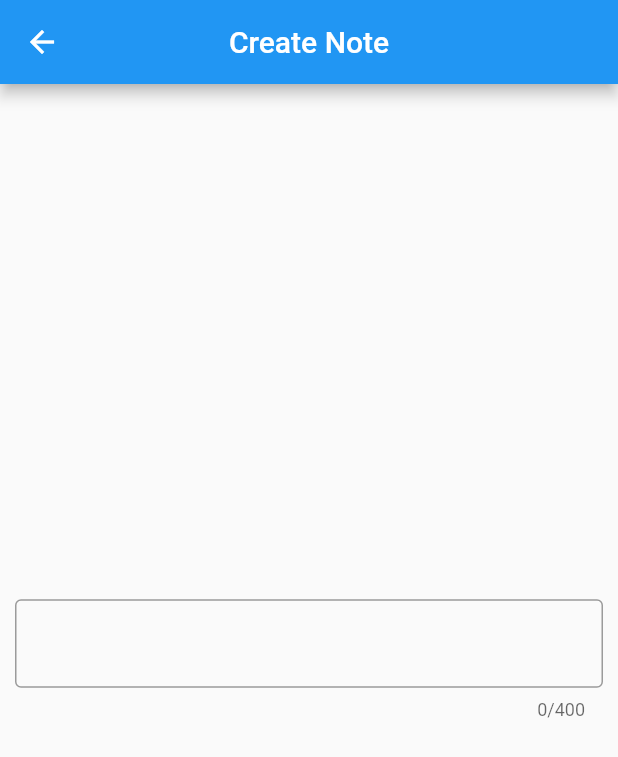
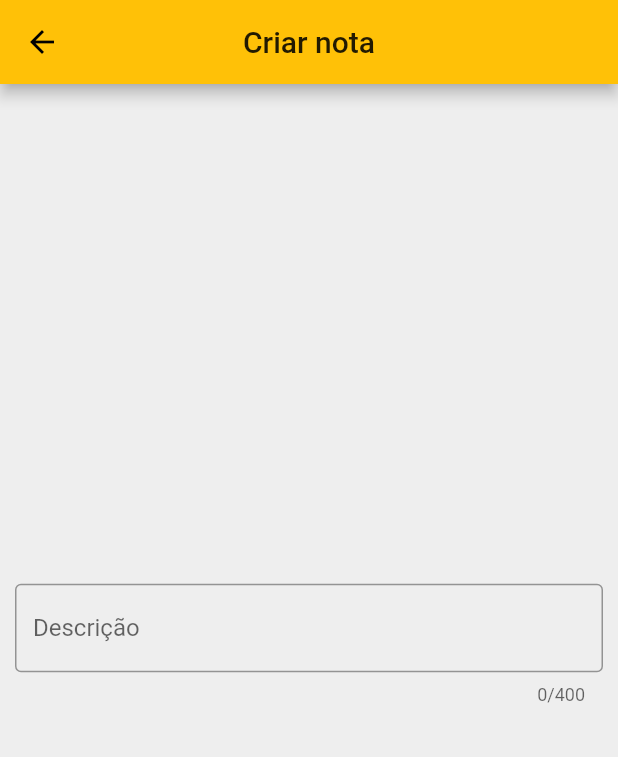
Before and after one commit to julianoventola/notes, a Flutter app: the screen it shows after launch, after a tap on the "add" icon, on a phone screen of 412 x 824 dp. Shown: the top 757 px of the screen. Run offline on Flutter 3.47's test engine with Material 2 defaults, Android fonts, the phone set to English and light mode, and no system bars.

Commit message:
refactory: edit material theme and colors

```diff
--- a/lib/app_widget.dart
+++ b/lib/app_widget.dart
@@ -9,7 +9,8 @@ class AppWidget extends StatelessWidget {
       debugShowCheckedModeBanner: false,
       title: 'Notes',
       theme: ThemeData(
-        primarySwatch: Colors.blue,
+        primarySwatch: Colors.amber,
+        scaffoldBackgroundColor: Colors.grey.shade200,
       ),
       routes: {
         '/home': (context) => HomePage(),
--- a/lib/create_note_page.dart
+++ b/lib/create_note_page.dart
@@ -30,7 +30,7 @@ class _CreateNotePageState extends State<CreateNotePage> {
     return Scaffold(
       appBar: AppBar(
           centerTitle: true,
-          title: Text('${_isEdit ? 'Edit' : 'Create'} Note'),
+          title: Text('${_isEdit ? 'Editar' : 'Criar'} nota'),
           actions: [
             if (_isEdit)
               IconButton(
@@ -43,7 +43,7 @@ class _CreateNotePageState extends State<CreateNotePage> {
       body: Padding(
         padding: const EdgeInsets.all(10.0),
         child: Column(
-          mainAxisAlignment: MainAxisAlignment.spaceEvenly,
+          mainAxisAlignment: MainAxisAlignment.center,
           children: [
             TextField(
               controller: _inputController,
@@ -51,18 +51,25 @@ class _CreateNotePageState extends State<CreateNotePage> {
               maxLength: 400,
               decoration: InputDecoration(
                 border: OutlineInputBorder(),
+                labelText: 'Descrição',
               ),
               onChanged: (value) {
                 _description = value;
                 setState(() {});
               },
             ),
+            SizedBox(
+              height: MediaQuery.of(context).size.height * 0.025,
+            ),
             if (_description.isNotEmpty)
-              ElevatedButton(
-                onPressed: () {
-                  Navigator.pop(context, _description);
-                },
-                child: Text('Salvar'),
+              Container(
+                width: 200,
+                child: ElevatedButton(
+                  onPressed: () {
+                    Navigator.pop(context, _description);
+                  },
+                  child: Text('Salvar'),
+                ),
               ),
           ],
         ),
--- a/lib/home_page.dart
+++ b/lib/home_page.dart
@@ -15,7 +15,7 @@ class _HomePageState extends State<HomePage> {
     return Scaffold(
       appBar: AppBar(
         centerTitle: true,
-        title: Text('NOTES'),
+        title: Text('Anotações'),
       ),
       floatingActionButton: FloatingActionButton(
         onPressed: () async {
```
